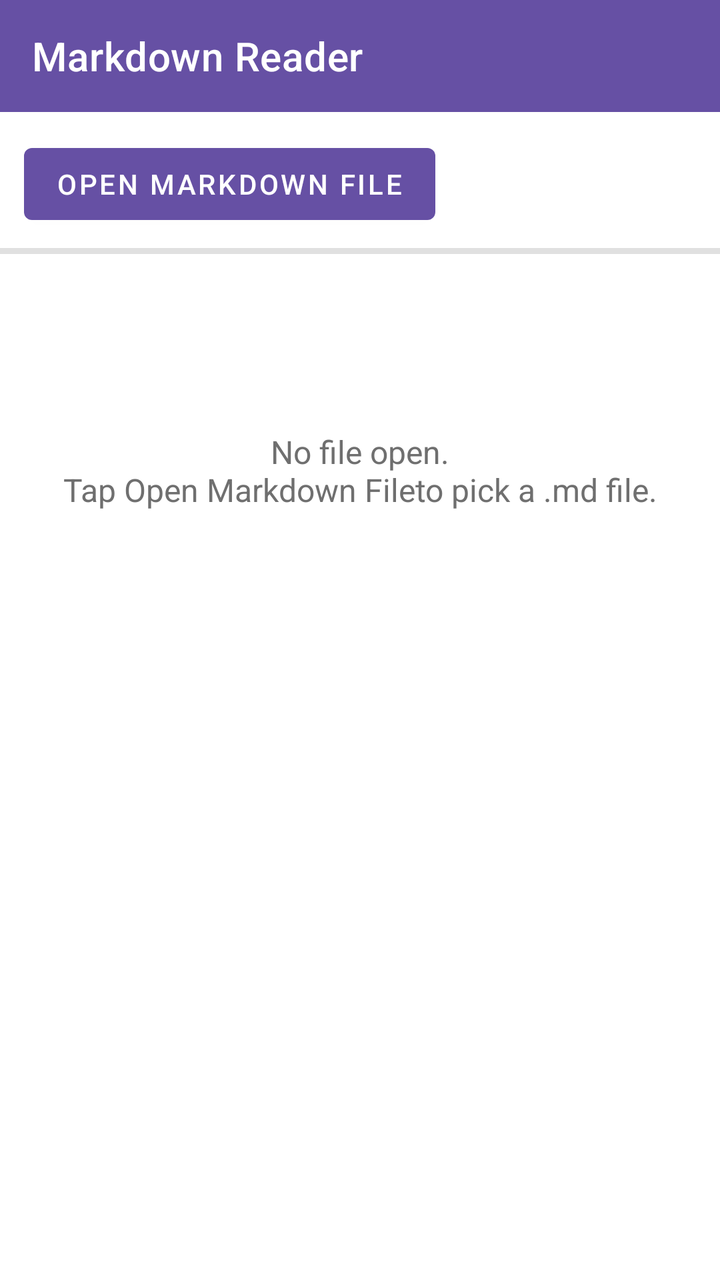
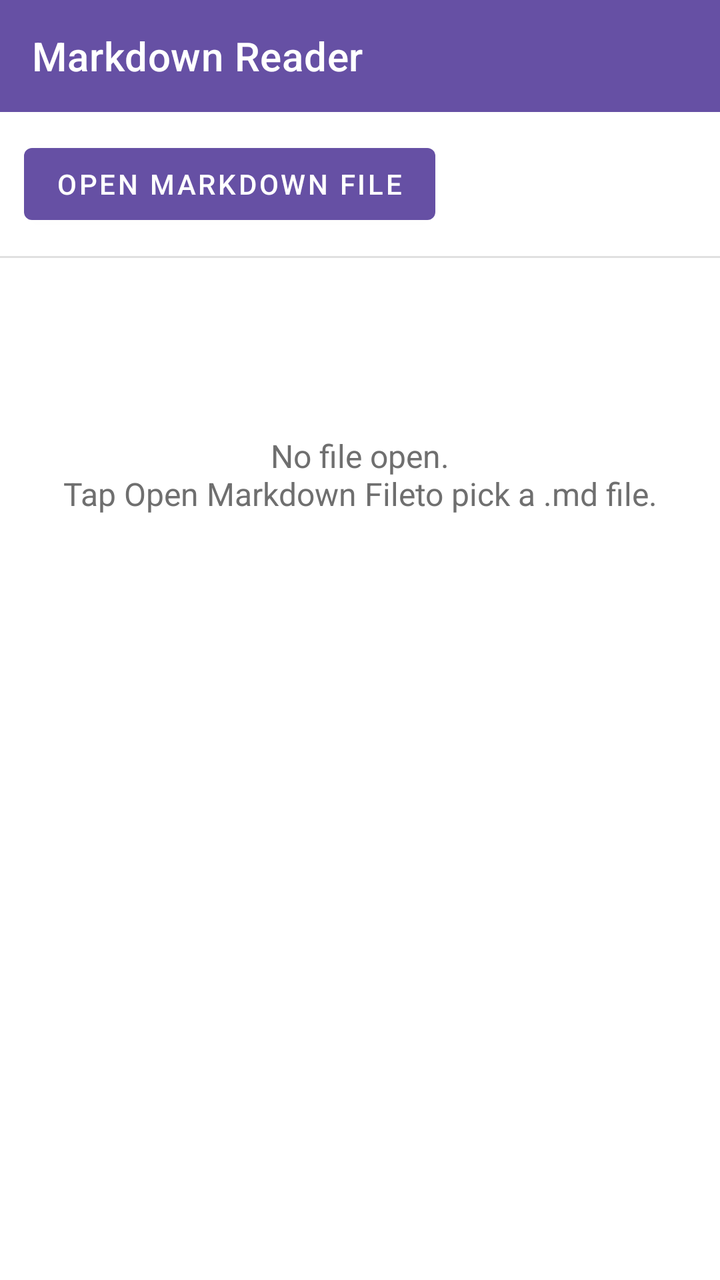

The first picture is an Android layout as it rendered before a commit; the second is the same layout after the commit. The layout source and the unified diff follow.
<!-- AndroidManifest.xml: application theme Theme.MarkdownReader -->
<!-- res/layout/activity_main.xml -->
<?xml version="1.0" encoding="utf-8"?>
<LinearLayout xmlns:android="http://schemas.android.com/apk/res/android"
    xmlns:app="http://schemas.android.com/apk/res-auto"
    android:layout_width="match_parent"
    android:layout_height="match_parent"
    android:orientation="vertical"
    android:background="@color/background">

    <com.google.android.material.appbar.MaterialToolbar
        android:id="@+id/toolbar"
        android:layout_width="match_parent"
        android:layout_height="?attr/actionBarSize"
        android:background="@color/purple_500"
        app:title="@string/app_name"
        app:titleTextColor="#FFFFFF" />

    <LinearLayout
        android:layout_width="match_parent"
        android:layout_height="wrap_content"
        android:orientation="vertical"
        android:paddingStart="12dp"
        android:paddingEnd="12dp"
        android:paddingTop="12dp"
        android:paddingBottom="8dp">

        <LinearLayout
            android:layout_width="match_parent"
            android:layout_height="wrap_content"
            android:orientation="horizontal"
            android:gravity="center_vertical">

            <com.google.android.material.button.MaterialButton
                android:id="@+id/btnOpenFile"
                android:layout_width="wrap_content"
                android:layout_height="wrap_content"
                android:text="@string/open_file" />

            <TextView
                android:id="@+id/tvFileName"
                android:layout_width="0dp"
                android:layout_height="wrap_content"
                android:layout_weight="1"
                android:layout_marginStart="12dp"
                android:textColor="@color/text_secondary"
                android:ellipsize="middle"
                android:singleLine="true"
                android:text="" />
        </LinearLayout>

        <TextView
            android:id="@+id/tvMeta"
            android:layout_width="match_parent"
            android:layout_height="wrap_content"
            android:layout_marginTop="2dp"
            android:textColor="@color/text_secondary"
            android:textSize="12sp"
            android:visibility="gone"
            android:text="" />

    </LinearLayout>

    
    <FrameLayout
        android:layout_width="match_parent"
        android:layout_height="3dp"
        android:background="@color/divider">

        <View
            android:id="@+id/progressIndicator"
            android:layout_width="0dp"
            android:layout_height="match_parent"
            android:layout_gravity="start"
            android:background="@color/purple_500" />

    </FrameLayout>

    <FrameLayout
        android:layout_width="match_parent"
        android:layout_height="0dp"
        android:layout_weight="1">

        <ScrollView
            android:id="@+id/scrollView"
            android:layout_width="match_parent"
            android:layout_height="match_parent">

            <FrameLayout
                android:layout_width="match_parent"
                android:layout_height="wrap_content">

                <TextView
                    android:id="@+id/tvEmptyState"
                    android:layout_width="match_parent"
                    android:layout_height="wrap_content"
                    android:layout_marginTop="64dp"
                    android:gravity="center"
                    android:padding="24dp"
                    android:text="@string/empty_state"
                    android:textColor="@color/text_secondary"
                    android:textSize="16sp" />

                <com.example.markdownreader.LinkAwareTextView
                    android:id="@+id/tvMarkdownContent"
                    android:layout_width="match_parent"
                    android:layout_height="wrap_content"
                    android:padding="20dp"
                    android:textColor="@color/text_primary"
                    android:textIsSelectable="true"
                    android:textColorLink="@color/purple_500"
                    android:visibility="gone"
                    android:textSize="16sp"
                    android:lineSpacingExtra="4dp" />

            </FrameLayout>
        </ScrollView>

        <com.google.android.material.floatingactionbutton.FloatingActionButton
            android:id="@+id/fabToc"
            android:layout_width="wrap_content"
            android:layout_height="wrap_content"
            android:layout_gravity="bottom|end"
            android:layout_margin="20dp"
            android:contentDescription="@string/toc_button_description"
            android:visibility="gone"
            app:srcCompat="@drawable/ic_toc"
            app:backgroundTint="@color/purple_500"
            app:tint="#FFFFFF" />

    </FrameLayout>

</LinearLayout>
<!-- resources referenced by this layout -->
<resources>
  <color name="background">#FFFFFF</color>
  <color name="divider">#E0E0E0</color>
  <color name="purple_500">#6650a4</color>
  <color name="text_primary">#1C1B1F</color>
  <color name="text_secondary">#6F6F6F</color>
  <!-- drawable ic_toc (drawable) -->
  <vector xmlns:android="http://schemas.android.com/apk/res/android"
      android:width="24dp"
      android:height="24dp"
      android:viewportWidth="24"
      android:viewportHeight="24"
      android:tint="#FFFFFF">
      
      <path
          android:fillColor="#FF000000"
          android:pathData="M4,6m-1.5,0a1.5,1.5 0,1 1,3 0a1.5,1.5 0,1 1,-3 0" />
      <path
          android:fillColor="#FF000000"
          android:pathData="M8,5h12v2H8z" />
      <path
          android:fillColor="#FF000000"
          android:pathData="M4,12m-1.5,0a1.5,1.5 0,1 1,3 0a1.5,1.5 0,1 1,-3 0" />
      <path
          android:fillColor="#FF000000"
          android:pathData="M8,11h12v2H8z" />
      <path
          android:fillColor="#FF000000"
          android:pathData="M4,18m-1.5,0a1.5,1.5 0,1 1,3 0a1.5,1.5 0,1 1,-3 0" />
      <path
          android:fillColor="#FF000000"
          android:pathData="M8,17h12v2H8z" />
  </vector>
  <string name="app_name">Markdown Reader</string>
  <string name="empty_state">No file open.\nTap "Open Markdown File" to pick a .md file.</string>
  <string name="open_file">Open Markdown File</string>
  <string name="toc_button_description">Table of contents</string>
  <style name="Theme.MarkdownReader" parent="Theme.MaterialComponents.DayNight.NoActionBar">
          <item name="colorPrimary">@color/purple_500</item>
          <item name="colorPrimaryVariant">@color/purple_700</item>
          <item name="android:statusBarColor">@color/purple_700</item>
          <item name="android:windowBackground">@color/background</item>
      </style>
  <color name="purple_700">#4F378B</color>
</resources>

<!-- the commit's change to res/layout/activity_main.xml (unified diff, before → after) -->
@@ -17,62 +17,109 @@
     <LinearLayout
         android:layout_width="match_parent"
         android:layout_height="wrap_content"
-        android:orientation="vertical"
-        android:paddingStart="12dp"
-        android:paddingEnd="12dp"
-        android:paddingTop="12dp"
-        android:paddingBottom="8dp">
+        android:orientation="horizontal"
+        android:padding="12dp"
+        android:gravity="center_vertical">
 
-        <LinearLayout
-            android:layout_width="match_parent"
+        <com.google.android.material.button.MaterialButton
+            android:id="@+id/btnOpenFile"
+            android:layout_width="wrap_content"
             android:layout_height="wrap_content"
-            android:orientation="horizontal"
-            android:gravity="center_vertical">
-
-            <com.google.android.material.button.MaterialButton
-                android:id="@+id/btnOpenFile"
-                android:layout_width="wrap_content"
-                android:layout_height="wrap_content"
-                android:text="@string/open_file" />
-
-            <TextView
-                android:id="@+id/tvFileName"
-                android:layout_width="0dp"
-                android:layout_height="wrap_content"
-                android:layout_weight="1"
-                android:layout_marginStart="12dp"
-                android:textColor="@color/text_secondary"
-                android:ellipsize="middle"
-                android:singleLine="true"
-                android:text="" />
-        </LinearLayout>
+            android:text="@string/open_file" />
 
         <TextView
-            android:id="@+id/tvMeta"
-            android:layout_width="match_parent"
+            android:id="@+id/tvFileName"
+            android:layout_width="0dp"
             android:layout_height="wrap_content"
-            android:layout_marginTop="2dp"
+            android:layout_weight="1"
+            android:layout_marginStart="12dp"
             android:textColor="@color/text_secondary"
-            android:textSize="12sp"
-            android:visibility="gone"
+            android:ellipsize="middle"
+            android:singleLine="true"
             android:text="" />
-
     </LinearLayout>
 
-    
-    <FrameLayout
+    <View
+        android:layout_width="match_parent"
+        android:layout_height="1dp"
+        android:background="@color/divider" />
+
+    <LinearLayout
+        android:id="@+id/searchBar"
+        android:layout_width="match_parent"
+        android:layout_height="wrap_content"
+        android:orientation="horizontal"
+        android:gravity="center_vertical"
+        android:background="@color/surface"
+        android:paddingStart="16dp"
+        android:paddingEnd="4dp"
+        android:paddingTop="4dp"
+        android:paddingBottom="4dp"
+        android:visibility="gone">
+
+        <EditText
+            android:id="@+id/etSearch"
+            android:layout_width="0dp"
+            android:layout_height="wrap_content"
+            android:layout_weight="1"
+            android:background="@null"
+            android:hint="@string/search_hint"
+            android:imeOptions="actionSearch"
+            android:inputType="text"
+            android:maxLines="1"
+            android:textColor="@color/text_primary"
+            android:textColorHint="@color/text_secondary" />
+
+        <TextView
+            android:id="@+id/tvSearchCount"
+            android:layout_width="wrap_content"
+            android:layout_height="wrap_content"
+            android:layout_marginEnd="4dp"
+            android:minWidth="36dp"
+            android:gravity="center"
+            android:textColor="@color/text_secondary"
+            android:textSize="13sp" />
+
+        <ImageButton
+            android:id="@+id/btnSearchPrev"
+            style="?android:attr/borderlessButtonStyle"
+            android:layout_width="40dp"
+            android:layout_height="40dp"
+            android:padding="8dp"
+            android:contentDescription="@string/search_prev_description"
+            android:src="@drawable/ic_chevron_up"
+            app:tint="@color/text_primary" />
+
+        <ImageButton
+            android:id="@+id/btnSearchNext"
+            style="?android:attr/borderlessButtonStyle"
+            android:layout_width="40dp"
+            android:layout_height="40dp"
+            android:padding="8dp"
+            android:contentDescription="@string/search_next_description"
+            android:src="@drawable/ic_chevron_down"
+            app:tint="@color/text_primary" />
+
+        <ImageButton
+            android:id="@+id/btnSearchClose"
+            style="?android:attr/borderlessButtonStyle"
+            android:layout_width="40dp"
+            android:layout_height="40dp"
+            android:padding="8dp"
+            android:contentDescription="@string/search_close_description"
+            android:src="@drawable/ic_close"
+            app:tint="@color/text_primary" />
+    </LinearLayout>
+
+    <ProgressBar
+        android:id="@+id/progressReading"
+        style="?android:attr/progressBarStyleHorizontal"
         android:layout_width="match_parent"
         android:layout_height="3dp"
-        android:background="@color/divider">
-
-        <View
-            android:id="@+id/progressIndicator"
-            android:layout_width="0dp"
-            android:layout_height="match_parent"
-            android:layout_gravity="start"
-            android:background="@color/purple_500" />
-
-    </FrameLayout>
+        android:max="100"
+        android:progress="0"
+        android:progressTint="@color/purple_500"
+        android:visibility="gone" />
 
     <FrameLayout
         android:layout_width="match_parent"
@@ -88,25 +135,39 @@
                 android:layout_width="match_parent"
                 android:layout_height="wrap_content">
 
-                <TextView
-                    android:id="@+id/tvEmptyState"
+                <LinearLayout
+                    android:id="@+id/emptyStateContainer"
                     android:layout_width="match_parent"
                     android:layout_height="wrap_content"
-                    android:layout_marginTop="64dp"
-                    android:gravity="center"
-                    android:padding="24dp"
-                    android:text="@string/empty_state"
-                    android:textColor="@color/text_secondary"
-                    android:textSize="16sp" />
+                    android:orientation="vertical">
 
-                <com.example.markdownreader.LinkAwareTextView
+                    <TextView
+                        android:id="@+id/tvEmptyState"
+                        android:layout_width="match_parent"
+                        android:layout_height="wrap_content"
+                        android:layout_marginTop="64dp"
+                        android:gravity="center"
+                        android:padding="24dp"
+                        android:text="@string/empty_state"
+                        android:textColor="@color/text_secondary"
+                        android:textSize="16sp" />
+
+                    <LinearLayout
+                        android:id="@+id/llRecentFiles"
+                        android:layout_width="match_parent"
+                        android:layout_height="wrap_content"
+                        android:orientation="vertical"
+                        android:visibility="gone" />
+
+                </LinearLayout>
+
+                <TextView
                     android:id="@+id/tvMarkdownContent"
                     android:layout_width="match_parent"
                     android:layout_height="wrap_content"
                     android:padding="20dp"
                     android:textColor="@color/text_primary"
                     android:textIsSelectable="true"
-                    android:textColorLink="@color/purple_500"
                     android:visibility="gone"
                     android:textSize="16sp"
                     android:lineSpacingExtra="4dp" />
<!-- resource entries referenced after the edit -->
@@ -3,8 +3,49 @@
   <color name="background">#FFFFFF</color>
   <color name="divider">#E0E0E0</color>
   <color name="purple_500">#6650a4</color>
+  <color name="surface">#FFFFFF</color>
   <color name="text_primary">#1C1B1F</color>
   <color name="text_secondary">#6F6F6F</color>
+  <!-- drawable ic_chevron_down (drawable) -->
+  <vector xmlns:android="http://schemas.android.com/apk/res/android"
+      android:width="24dp"
+      android:height="24dp"
+      android:viewportWidth="24"
+      android:viewportHeight="24">
+      <path
+          android:strokeColor="#FF000000"
+          android:strokeWidth="2"
+          android:strokeLineCap="round"
+          android:strokeLineJoin="round"
+          android:fillColor="#00000000"
+          android:pathData="M6,10L12,16L18,10" />
+  </vector>
+  <!-- drawable ic_chevron_up (drawable) -->
+  <vector xmlns:android="http://schemas.android.com/apk/res/android"
+      android:width="24dp"
+      android:height="24dp"
+      android:viewportWidth="24"
+      android:viewportHeight="24">
+      <path
+          android:strokeColor="#FF000000"
+          android:strokeWidth="2"
+          android:strokeLineCap="round"
+          android:strokeLineJoin="round"
+          android:fillColor="#00000000"
+          android:pathData="M6,14L12,8L18,14" />
+  </vector>
+  <!-- drawable ic_close (drawable) -->
+  <vector xmlns:android="http://schemas.android.com/apk/res/android"
+      android:width="24dp"
+      android:height="24dp"
+      android:viewportWidth="24"
+      android:viewportHeight="24">
+      <path
+          android:strokeColor="#FF000000"
+          android:strokeWidth="2"
+          android:strokeLineCap="round"
+          android:pathData="M6,6L18,18 M18,6L6,18" />
+  </vector>
   <!-- drawable ic_toc (drawable) -->
   <vector xmlns:android="http://schemas.android.com/apk/res/android"
       android:width="24dp"
@@ -35,6 +76,10 @@
   <string name="app_name">Markdown Reader</string>
   <string name="empty_state">No file open.\nTap "Open Markdown File" to pick a .md file.</string>
   <string name="open_file">Open Markdown File</string>
+  <string name="search_close_description">Close search</string>
+  <string name="search_hint">Find in document…</string>
+  <string name="search_next_description">Next match</string>
+  <string name="search_prev_description">Previous match</string>
   <string name="toc_button_description">Table of contents</string>
   <style name="Theme.MarkdownReader" parent="Theme.MaterialComponents.DayNight.NoActionBar">
           <item name="colorPrimary">@color/purple_500</item>
